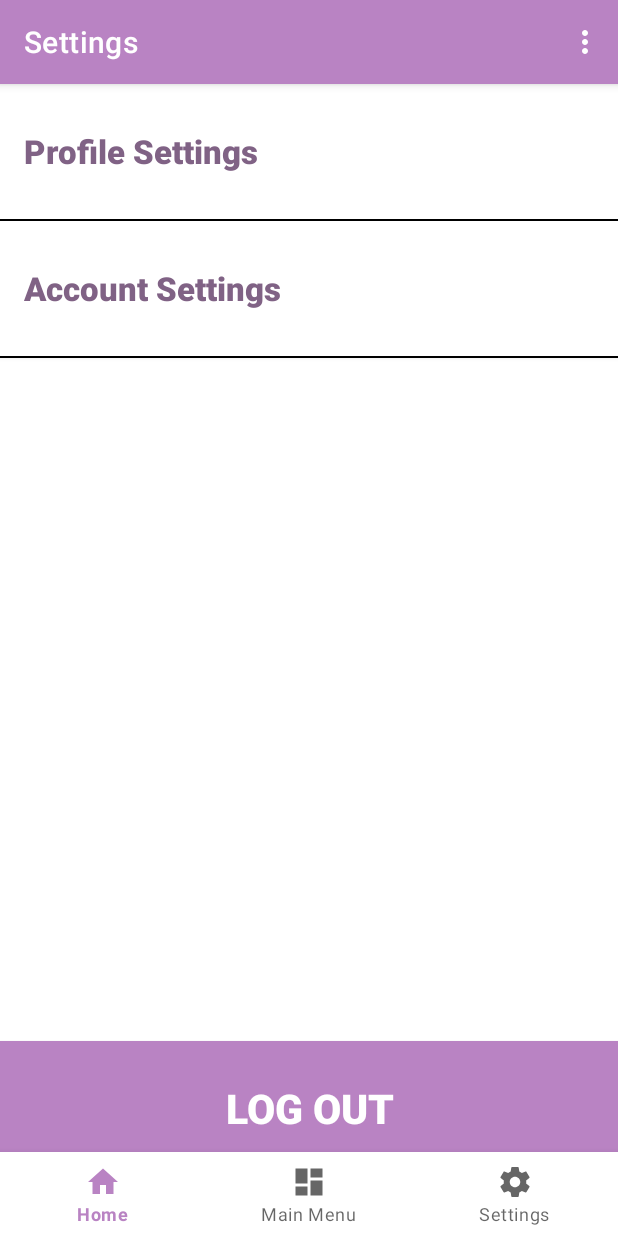
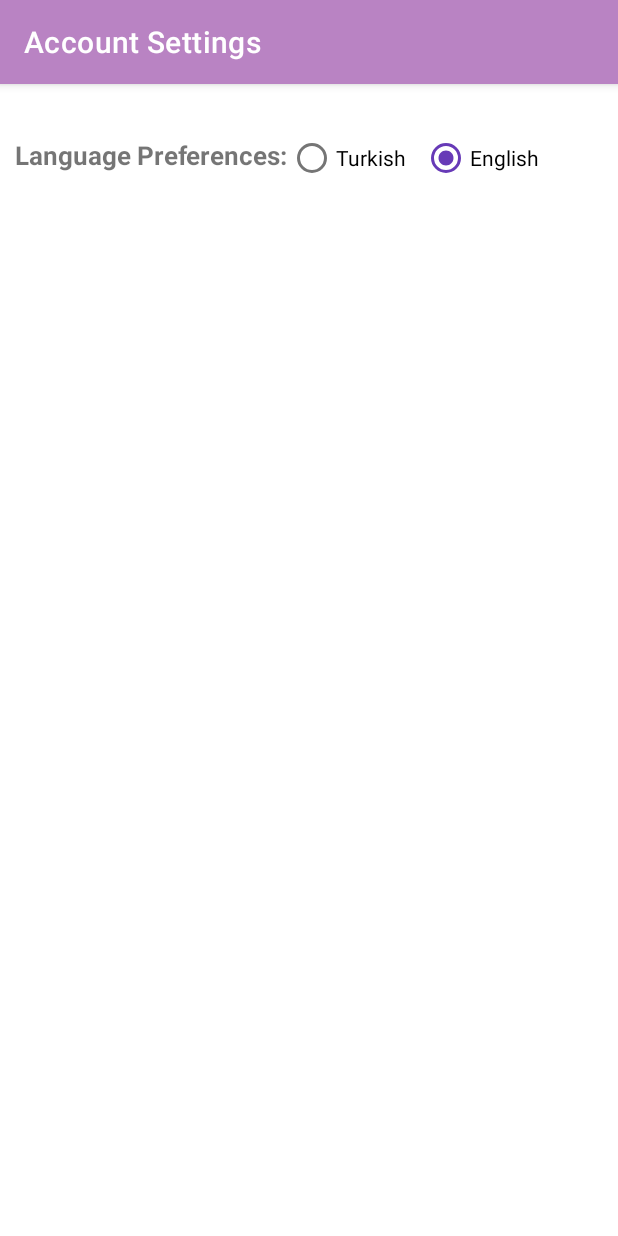
Before and after one commit to nihalUzunyayla/CENG427-Mobile-Application-Development, an Android app: the SettingsFragment screen opened through its navigation route, after a tap on "Account Settings", on a phone screen of 412 x 824 dp. Run offline under Robolectric (Android 15) with nearby library versions, the light colour scheme and no system bars; our stand-ins replace navigation-ui.

Commit message:
Added Account Settings Activity and translate feature

```diff
--- /dev/null
+++ b/app/src/main/java/com/example/pawrescue/AccountSettingsActivity.java
@@ -0,0 +1,73 @@
+
+package com.example.pawrescue;
+
+import android.content.SharedPreferences;
+import android.content.res.Configuration;
+import android.content.res.Resources;
+import android.os.Bundle;
+import android.preference.PreferenceManager;
+import android.widget.RadioButton;
+import android.widget.RadioGroup;
+
+import androidx.appcompat.app.AppCompatActivity;
+
+import java.util.Locale;
+
+public class AccountSettingsActivity extends AppCompatActivity {
+
+    private static final String PREF_LANGUAGE_KEY = "language_preference";
+    private static final String DEFAULT_LANGUAGE = "en";
+
+    @Override
+    protected void onCreate(Bundle savedInstanceState) {
+        super.onCreate(savedInstanceState);
+        setAppLanguage();
+        setContentView(R.layout.activity_account_settings);
+
+        RadioGroup radioGroupLanguage = findViewById(R.id.radioGroupLanguage);
+
+        // Dil tercihini kontrol et
+        String currentLanguage = getLanguagePreference();
+        if (currentLanguage.equals("en")) {
+            ((RadioButton) findViewById(R.id.radioButtonEnglish)).setChecked(true);
+        } else {
+            ((RadioButton) findViewById(R.id.radioButtonTurkish)).setChecked(true);
+        }
+
+        // Dil seçimi değiştiğinde tetiklenecek olay dinleyicisi
+        radioGroupLanguage.setOnCheckedChangeListener((group, checkedId) -> {
+            if (checkedId == R.id.radioButtonEnglish) {
+                setLanguagePreference("en");
+            } else if (checkedId == R.id.radioButtonTurkish) {
+                setLanguagePreference("tr");
+            }
+
+            // Uygulamayı tekrar başlatarak dil değişikliklerini uygula
+            recreate();
+        });
+    }
+
+    private void setAppLanguage() {
+        String languagePreference = getLanguagePreference();
+        Locale locale = new Locale(languagePreference);
+        Locale.setDefault(locale);
+
+        Configuration config = new Configuration();
+        config.locale = locale;
+
+        Resources resources = getResources();
+        resources.updateConfiguration(config, resources.getDisplayMetrics());
+    }
+
+    private String getLanguagePreference() {
+        SharedPreferences prefs = PreferenceManager.getDefaultSharedPreferences(this);
+        return prefs.getString(PREF_LANGUAGE_KEY, DEFAULT_LANGUAGE);
+    }
+
+    private void setLanguagePreference(String language) {
+        SharedPreferences prefs = PreferenceManager.getDefaultSharedPreferences(this);
+        SharedPreferences.Editor editor = prefs.edit();
+        editor.putString(PREF_LANGUAGE_KEY, language);
+        editor.apply();
+    }
+}
--- a/app/src/main/java/com/example/pawrescue/ui/settings/SettingsFragment.java
+++ b/app/src/main/java/com/example/pawrescue/ui/settings/SettingsFragment.java
@@ -10,6 +10,7 @@ import androidx.annotation.NonNull;
 import androidx.fragment.app.Fragment;
 import androidx.lifecycle.ViewModelProvider;
 
+import com.example.pawrescue.AccountSettingsActivity;
 import com.example.pawrescue.ProfileSettingsActivity;
 import com.example.pawrescue.R;
 import com.example.pawrescue.SignUpActivity;
@@ -40,6 +41,8 @@ public class SettingsFragment extends Fragment {
         buttonAccountSettings.setOnClickListener(new View.OnClickListener() {
             @Override
             public void onClick(View v) {
+                startActivity(new Intent(getActivity(), AccountSettingsActivity.class));
+
             }
         });
 
--- /dev/null
+++ b/app/src/main/res/layout/activity_account_settings.xml
@@ -0,0 +1,45 @@
+<?xml version="1.0" encoding="utf-8"?>
+<RelativeLayout xmlns:android="http://schemas.android.com/apk/res/android"
+    xmlns:app="http://schemas.android.com/apk/res-auto"
+    xmlns:tools="http://schemas.android.com/tools"
+    android:layout_width="match_parent"
+    android:layout_height="match_parent"
+    tools:context=".AccountSettingsActivity">
+
+    <TextView
+        android:id="@+id/textViewLanguagePreferences"
+        android:layout_width="wrap_content"
+        android:layout_height="wrap_content"
+        android:layout_marginTop="35dp"
+        android:layout_marginLeft="10dp"
+        android:text="@string/language_preferences"
+        android:textSize="17sp"
+        android:textStyle="bold"/>
+
+    <RadioGroup
+        android:id="@+id/radioGroupLanguage"
+        android:layout_width="wrap_content"
+        android:layout_height="wrap_content"
+        android:layout_toRightOf="@id/textViewLanguagePreferences"
+        android:layout_marginTop="25dp"
+        android:orientation="horizontal">
+
+        <RadioButton
+            android:id="@+id/radioButtonTurkish"
+            android:layout_width="wrap_content"
+            android:layout_height="wrap_content"
+            android:layout_marginRight="10dp"
+            android:text="Turkish" />
+
+        <RadioButton
+            android:id="@+id/radioButtonEnglish"
+            android:layout_width="wrap_content"
+            android:layout_height="wrap_content"
+            android:text="English"
+            android:checked="true"
+            />
+    </RadioGroup>
+
+<!-- Diğer account sayfası öğeleri buraya eklenebilir -->
+
+</RelativeLayout>
```
Also changed, not shown: app/src/main/AndroidManifest.xml (+8 -5 lines), app/src/main/res/values/strings.xml (+11 -10 lines), 1 other file.
